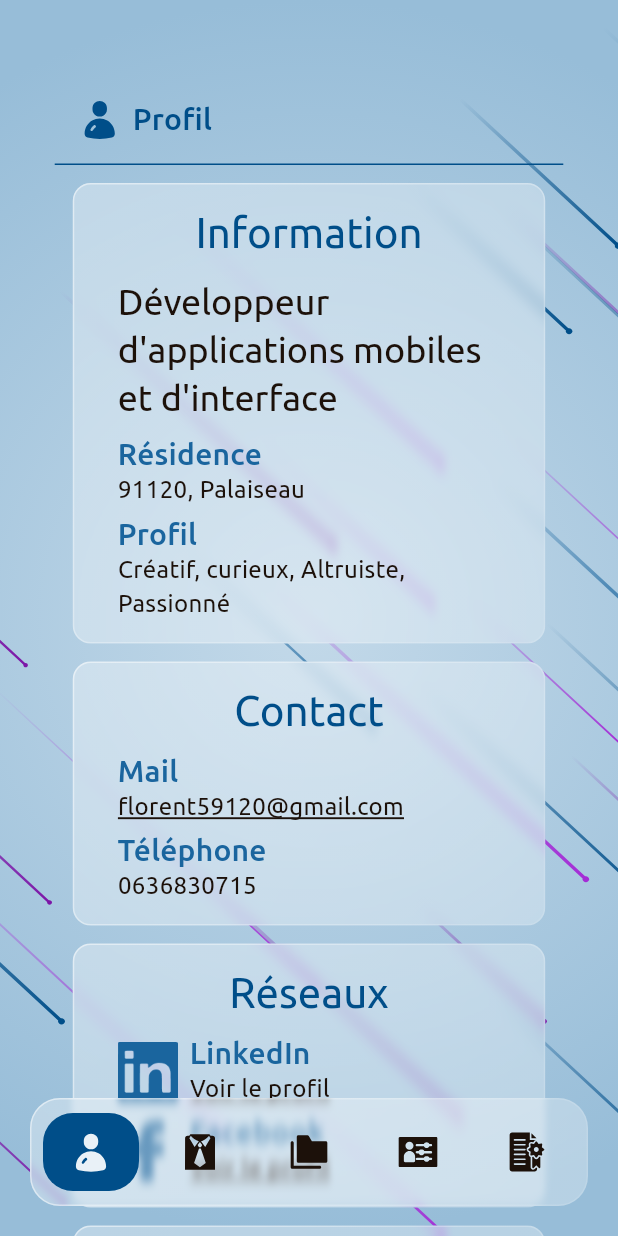
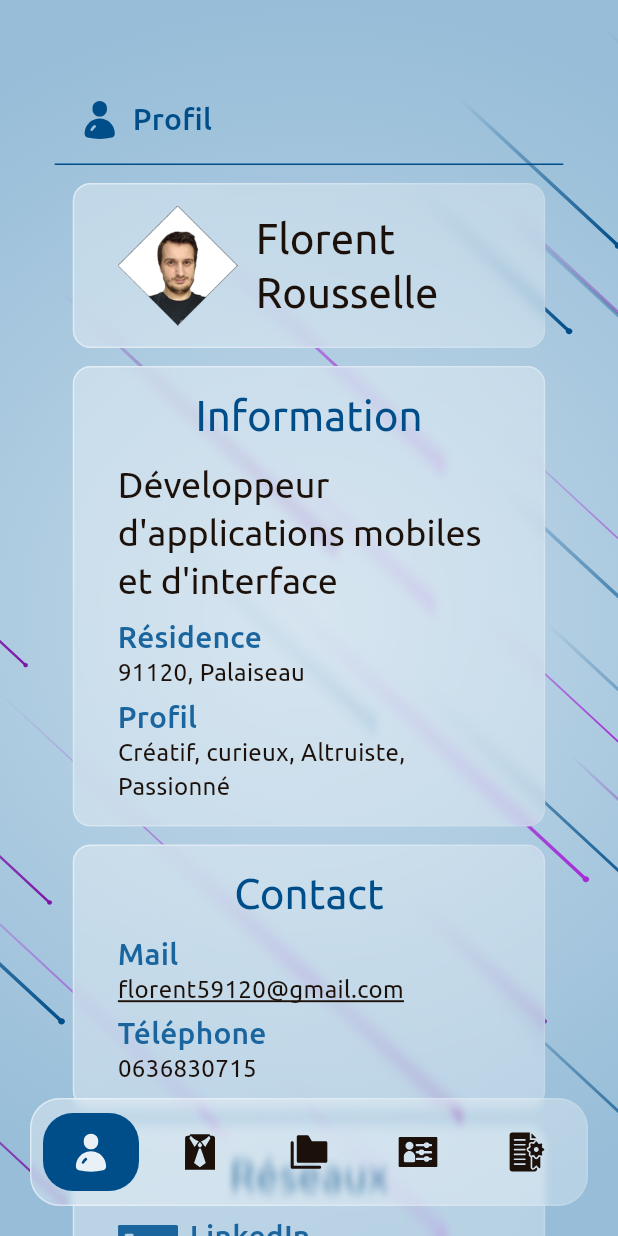
Before and after one commit to FlorentRousselle/cv_rousselle, a Flutter app: the screen it shows after launch, on a phone screen of 412 x 824 dp. Run offline on Flutter 3.47's test engine with Material 3 defaults, Android fonts, the phone set to English and light mode, and no system bars; drawn by our look-alikes of glassmorphism, scrollable_positioned_list; our stand-ins replace flutter_riverpod, flutter_svg; project files that could hold a hidden picture were left out.

Commit message:
Added profile image

```diff
--- a/lib/screens/home_screen.dart
+++ b/lib/screens/home_screen.dart
@@ -19,10 +19,13 @@ class HomeScreen extends ConsumerStatefulWidget {
 }
 
 class _HomeScreenState extends ConsumerState<HomeScreen> {
-  List<Widget> sectionWidgets() {
+  List<Widget> sectionWidgets(bool showNameAndPhoto) {
     final HomeNotifier homeNotifier = ref.read(homeProvider);
     return [
-      ProfileSectionWidget(listProfile: homeNotifier.listProfile),
+      ProfileSectionWidget(
+        listProfile: homeNotifier.listProfile,
+        showNameAndPhoto: showNameAndPhoto,
+      ),
       ExperienceSectionWidget(listExperience: homeNotifier.listExperience),
       ProjectSectionWidget(listProject: homeNotifier.listProject),
       SkillSectionWidget(listSkill: homeNotifier.listSkill),
@@ -107,7 +110,7 @@ class _HomeScreenState extends ConsumerState<HomeScreen> {
                         itemPositionsListener:
                             homeNotifier.itemPositionsListener,
                         itemBuilder: (context, index) {
-                          return sectionWidgets()[index];
+                          return sectionWidgets(isMobile)[index];
                         },
                         separatorBuilder:
                             (context, index) => Padding(
--- /dev/null
+++ b/lib/widgets/cards/profile_name_and_photo_card_widget.dart
@@ -0,0 +1,39 @@
+import 'package:cv_flutter/models/profiles/profile_info_model.dart';
+import 'package:cv_flutter/models/profiles/profile_model.dart';
+import 'package:cv_flutter/resources/image_resources.dart';
+import 'package:cv_flutter/widgets/custom_glassmorphism_container_widget.dart';
+import 'package:flutter/gestures.dart';
+import 'package:flutter/material.dart';
+import 'package:url_launcher/url_launcher.dart';
+
+class ProfileNameAndPhotoCardWidget extends StatelessWidget {
+  const ProfileNameAndPhotoCardWidget({Key? key}) : super(key: key);
+
+  @override
+  Widget build(BuildContext context) {
+    return IntrinsicHeight(
+      child: CustomGlassmorphismContainerWidget(
+        child: Padding(
+          padding: const EdgeInsetsGeometry.symmetric(
+            vertical: 15.0,
+            horizontal: 30.0,
+          ),
+          child: Row(
+            mainAxisAlignment: MainAxisAlignment.start,
+            crossAxisAlignment: CrossAxisAlignment.center,
+            spacing: 12.0,
+            children: [
+              Image.asset(ImageResources.picture, width: 80, height: 80),
+              Flexible(
+                child: Text(
+                  "Florent Rousselle",
+                  style: Theme.of(context).textTheme.headlineMedium,
+                ),
+              ),
+            ],
+          ),
+        ),
+      ),
+    );
+  }
+}
--- a/lib/widgets/custom_glassmorphism_container_widget.dart
+++ b/lib/widgets/custom_glassmorphism_container_widget.dart
@@ -6,6 +6,7 @@ class CustomGlassmorphismContainerWidget extends StatelessWidget {
   final double width;
   final double height;
   final double radius;
+  final double blur;
 
   const CustomGlassmorphismContainerWidget({
     Key? key,
@@ -13,6 +14,7 @@ class CustomGlassmorphismContainerWidget extends StatelessWidget {
     this.width = double.infinity,
     this.height = double.infinity,
     this.radius = 12.0,
+    this.blur = 3.0,
   }) : super(key: key);
 
   @override
@@ -21,7 +23,7 @@ class CustomGlassmorphismContainerWidget extends StatelessWidget {
       width: width,
       height: height,
       borderRadius: radius,
-      blur: 3,
+      blur: blur,
       alignment: Alignment.topCenter,
       border: 1,
       linearGradient: LinearGradient(
--- a/lib/widgets/menus/menu_widget.dart
+++ b/lib/widgets/menus/menu_widget.dart
@@ -1,5 +1,6 @@
 import 'package:cv_flutter/notifiers/home_notifier.dart';
 import 'package:cv_flutter/resources/image_resources.dart';
+import 'package:cv_flutter/widgets/custom_glassmorphism_container_widget.dart';
 import 'package:flutter/material.dart';
 import 'package:flutter_riverpod/flutter_riverpod.dart';
 import 'package:glassmorphism/glassmorphism.dart';
@@ -15,29 +16,11 @@ class MenuWidget extends ConsumerWidget {
     return Padding(
       padding:
           mobileMenu ? const EdgeInsets.all(20.0) : const EdgeInsets.symmetric(horizontal: 20.0, vertical: 50.0),
-      child: GlassmorphicContainer(
+      child: CustomGlassmorphismContainerWidget(
         width: mobileMenu ? double.infinity : 250,
         height: mobileMenu ? 72 : double.maxFinite,
-        borderRadius: 20,
+        radius: 20,
         blur: 2,
-        alignment: Alignment.topCenter,
-        border: 1,
-        linearGradient: LinearGradient(
-          begin: Alignment.topLeft,
-          end: Alignment.bottomRight,
-          colors: [
-            Colors.white.withValues(alpha: 0.35),
-            Colors.white.withValues(alpha: 0.3),
-          ],
-        ),
-        borderGradient: LinearGradient(
-          begin: Alignment.topLeft,
-          end: Alignment.bottomRight,
-          colors: [
-            Colors.white.withValues(alpha: 0.5),
-            Colors.white.withValues(alpha: 0.1),
-          ],
-        ),
         child: Padding(
           padding: EdgeInsetsGeometry.symmetric(
             horizontal: mobileMenu ? 0 : 20,
--- a/lib/widgets/sections/profile_section_widget.dart
+++ b/lib/widgets/sections/profile_section_widget.dart
@@ -1,14 +1,20 @@
 import 'package:cv_flutter/models/profiles/profile_model.dart';
 import 'package:cv_flutter/resources/icon_resources.dart';
 import 'package:cv_flutter/widgets/cards/profile_card_widget.dart';
+import 'package:cv_flutter/widgets/cards/profile_name_and_photo_card_widget.dart';
 import 'package:cv_flutter/widgets/section_header_widget.dart';
 import 'package:flutter/material.dart';
 import 'package:flutter_staggered_grid_view/flutter_staggered_grid_view.dart';
 
 class ProfileSectionWidget extends StatelessWidget {
   final List<ProfileModel> listProfile;
+  final bool showNameAndPhoto;
 
-  const ProfileSectionWidget({super.key, required this.listProfile});
+  const ProfileSectionWidget({
+    super.key,
+    required this.listProfile,
+    required this.showNameAndPhoto,
+  });
 
   @override
   Widget build(BuildContext context) {
@@ -24,10 +30,12 @@ class ProfileSectionWidget extends StatelessWidget {
               iconPath: IconResources.profile,
               text: "Profil",
             ),
+            if (showNameAndPhoto) const Padding(
+              padding: EdgeInsets.symmetric(horizontal: 12.0),
+              child: ProfileNameAndPhotoCardWidget(),
+            ),
             Padding(
-              padding: const EdgeInsets.symmetric(
-                horizontal: 12.0,
-              ),
+              padding: const EdgeInsets.symmetric(horizontal: 12.0),
               child: StaggeredGrid.count(
                 crossAxisCount: crossAxisCount,
                 mainAxisSpacing: 12,
```
Also changed, not shown: 2 other files.
